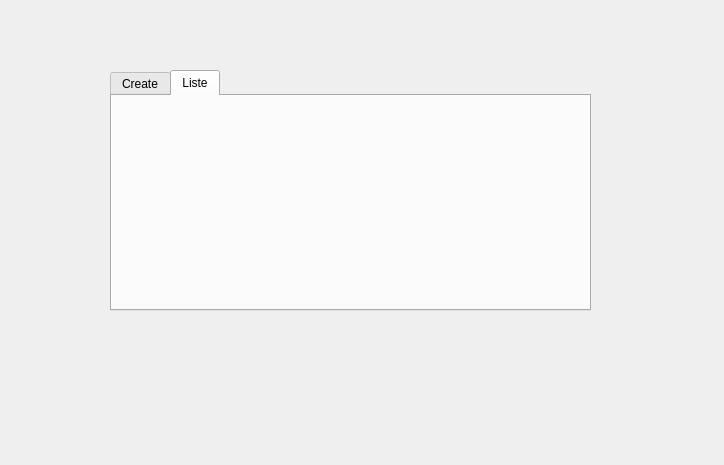
Old version of the form clientwindow.ui in the repository mohamedaminerjab/eco_shine.
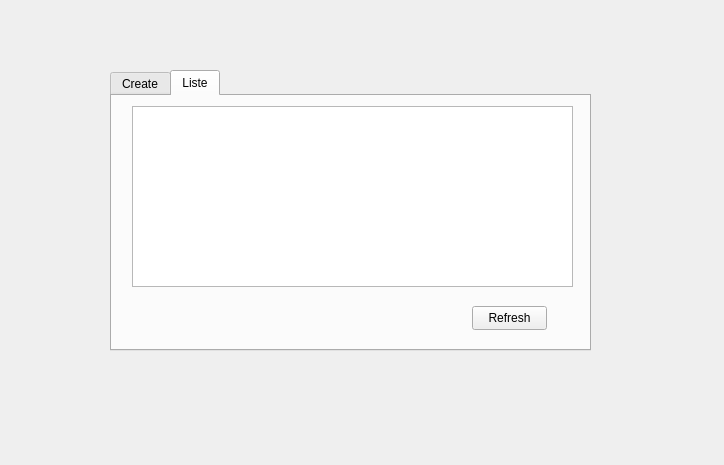
New version of the form. The open tabs and pages were chosen to show the change.

The edit to the form file:
```diff
--- a/clientwindow.ui
+++ b/clientwindow.ui
@@ -19,7 +19,7 @@
      <x>110</x>
      <y>70</y>
      <width>481</width>
-     <height>241</height>
+     <height>281</height>
     </rect>
    </property>
    <property name="currentIndex">
@@ -116,6 +116,29 @@
     <attribute name="title">
      <string>Liste</string>
     </attribute>
+    <widget class="QTableView" name="clientTableView">
+     <property name="geometry">
+      <rect>
+       <x>20</x>
+       <y>10</y>
+       <width>441</width>
+       <height>181</height>
+      </rect>
+     </property>
+    </widget>
+    <widget class="QPushButton" name="refreshButton">
+     <property name="geometry">
+      <rect>
+       <x>360</x>
+       <y>210</y>
+       <width>75</width>
+       <height>24</height>
+      </rect>
+     </property>
+     <property name="text">
+      <string>Refresh</string>
+     </property>
+    </widget>
    </widget>
   </widget>
  </widget>
```
Left out of the diff: 2 changed lines with no effect on the pictures.
